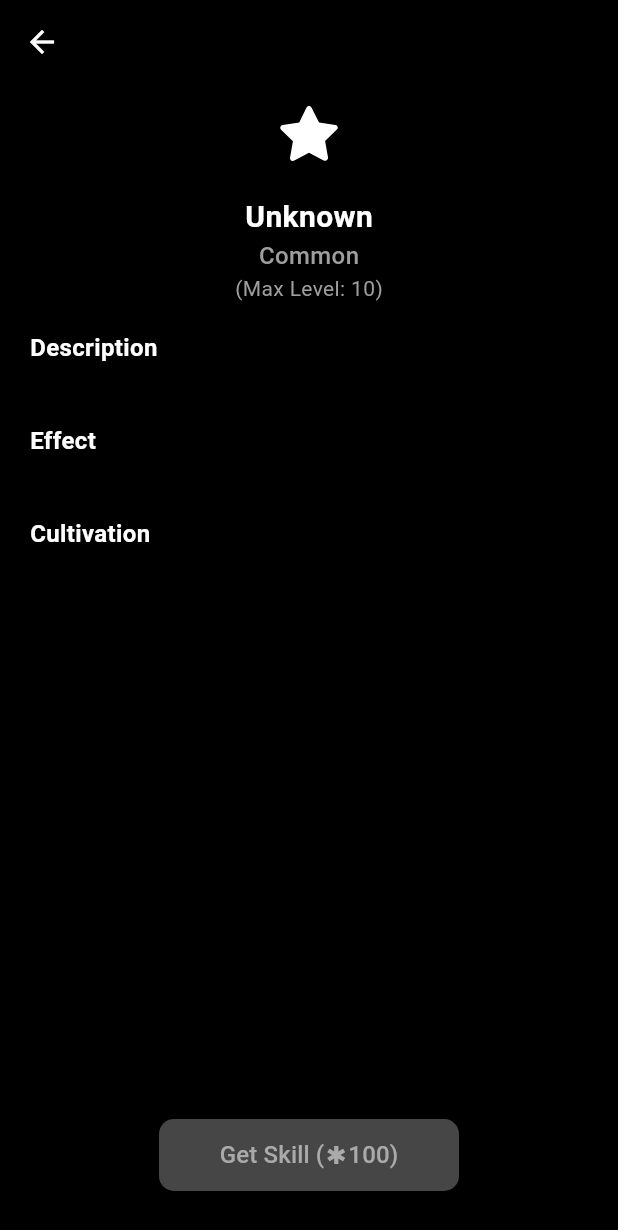
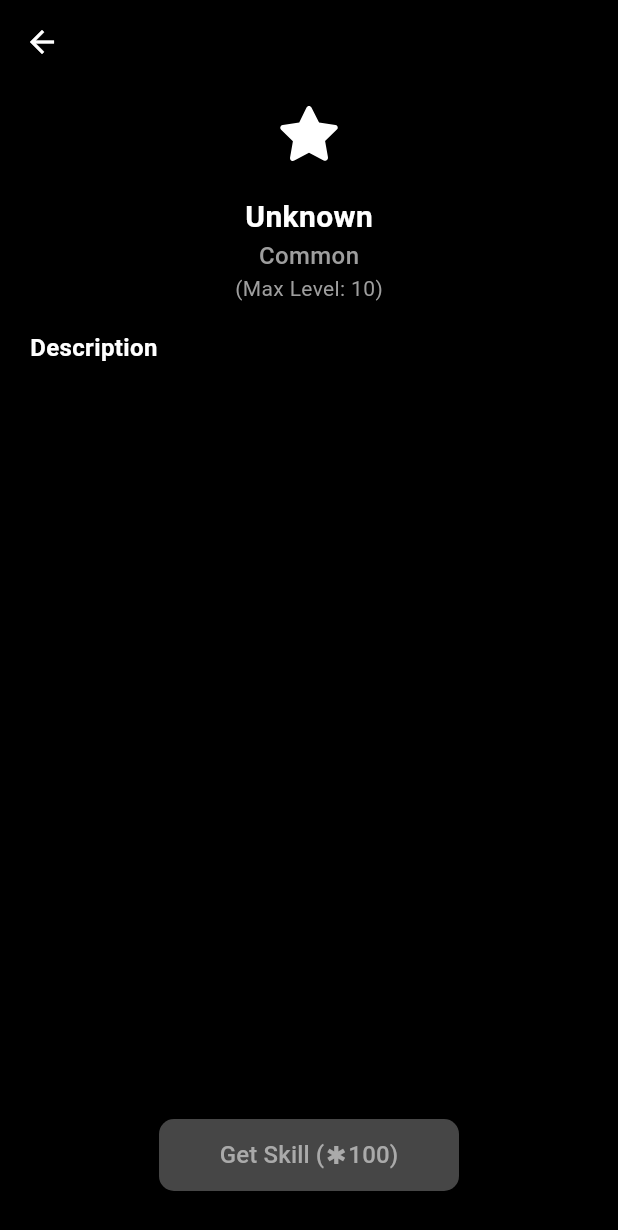
Before and after one commit to sorata000x/Mastery, a Flutter app: the ExploreSkillDetail screen opened directly with empty values, on a phone screen of 412 x 824 dp. Shown: the top 1230 px of the screen. Run offline on Flutter 3.47's test engine with Material 3 defaults, Android fonts, the phone set to English and light mode, and no system bars; our stand-ins replace cloud_firestore, cloud_functions, firebase_auth, firebase_core, flutter_slidable, flutter_svg and 3 more; accounts and stored records are empty; generated files the repository leaves out were written again; statements that could not run were skipped.

Commit message:
Fix skill card size

```diff
--- a/lib/skills/skill_body/explore/explore_skill_card/explore_skill_detail.dart
+++ b/lib/skills/skill_body/explore/explore_skill_card/explore_skill_detail.dart
@@ -92,34 +92,6 @@ class ExploreSkillDetail extends StatelessWidget {
                         ],
                       ),
                     ),
-                    Container(
-                      width: double.infinity,
-                      padding: const EdgeInsets.fromLTRB(20, 8, 20, 8),
-                      child: Column(
-                        crossAxisAlignment: CrossAxisAlignment.start,
-                        children: [
-                          Text(
-                            "Effect",
-                            style: TextStyle(fontWeight: FontWeight.bold),
-                          ),
-                          Text(globalSkill.effect.replaceAll('\\n', '\n')),
-                        ],
-                      ),
-                    ),
-                    Container(
-                      width: double.infinity,
-                      padding: const EdgeInsets.fromLTRB(20, 8, 20, 8),
-                      child: Column(
-                        crossAxisAlignment: CrossAxisAlignment.start,
-                        children: [
-                          Text(
-                            "Cultivation",
-                            style: TextStyle(fontWeight: FontWeight.bold),
-                          ),
-                          Text(globalSkill.cultivation),
-                        ],
-                      ),
-                    ),
                   ],
                 ),
               ),
--- a/lib/skills/skill_body/explore/explore_skill_card/explore_skill_summary.dart
+++ b/lib/skills/skill_body/explore/explore_skill_card/explore_skill_summary.dart
@@ -20,7 +20,7 @@ class ExploreSkillSummary extends StatelessWidget {
             ),
             child: Row(
               children: [
-                SkillIcon(type: globalSkill.type),
+                SkillIcon(type: globalSkill.type, size: 30,),
                 const SizedBox(width: 10),
                 Expanded(
                   child: Column(
@@ -33,7 +33,7 @@ class ExploreSkillSummary extends StatelessWidget {
                       Text(
                         globalSkill.description,
                         style: TextStyle(fontSize: 14),
-                        maxLines: 3,
+                        maxLines: 2,
                         overflow: TextOverflow.ellipsis,
                         ),
                       Text(
--- a/lib/skills/skill_body/skill_card/skill_card.dart
+++ b/lib/skills/skill_body/skill_card/skill_card.dart
@@ -122,7 +122,7 @@ class SkillCard extends StatelessWidget {
                           ],
                         ),
                         SizedBox(
-                          height: 8,
+                          height: 6,
                         ),
                         Padding(
                           padding: const EdgeInsets.only(top: 3, bottom: 4),
--- a/lib/skills/skill_icon.dart
+++ b/lib/skills/skill_icon.dart
@@ -5,7 +5,7 @@ class SkillIcon extends StatelessWidget {
   final String type;
   final double size;
 
-  const SkillIcon({super.key, required this.type, this.size = 34});
+  const SkillIcon({super.key, required this.type, this.size = 30});
 
   @override
   Widget build(BuildContext context) {
@@ -82,7 +82,7 @@ class SkillIcon extends StatelessWidget {
     if (type == 'design') {
       iconName = 'design';
     }
-    var padding = 4.0;
+    var padding = 6.0;
     if (size > 30) {
       padding = 10.0;
     }
```
